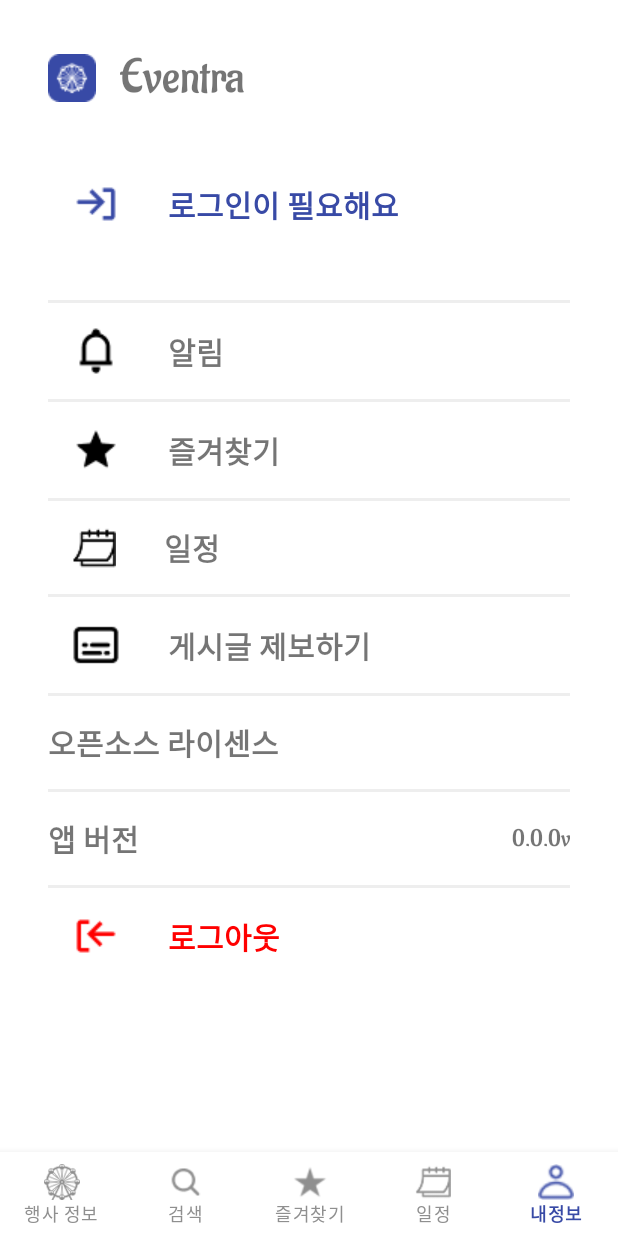
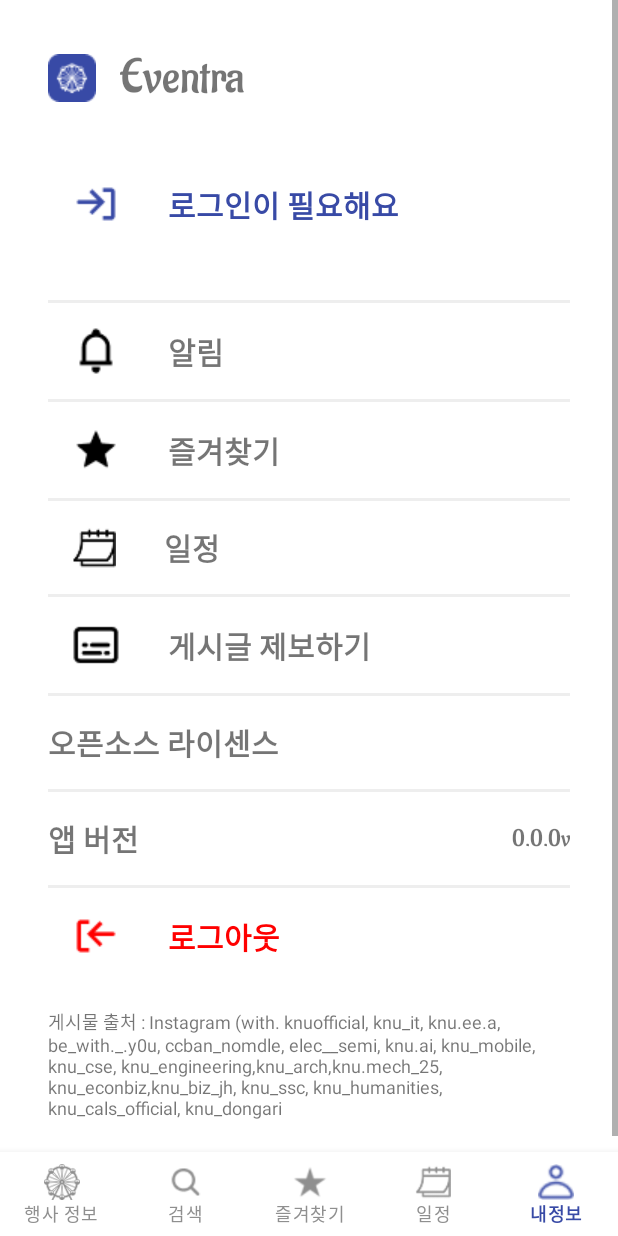
Before and after one commit to HaeJua/Haejua_FE, an Android app: the screen it shows after launch (MainActivity), item 5 of the bottom bar chosen, on a phone screen of 412 x 824 dp. Run offline under Robolectric (Android 15) with nearby library versions, the phone set to English and light mode, and no system bars; pictures from the network do not load.

Commit message:
M: Setting Page, Myprofile Page, More Function

```diff
--- a/app/src/main/java/com/example/eventra/ui/home/ClubMorePostActivity.kt
+++ b/app/src/main/java/com/example/eventra/ui/home/ClubMorePostActivity.kt
@@ -7,6 +7,7 @@ import android.widget.AdapterView
 import android.widget.Toast
 import androidx.activity.viewModels
 import androidx.appcompat.app.AppCompatActivity
+import androidx.recyclerview.widget.GridLayoutManager
 import com.example.eventra.R
 import com.example.eventra.databinding.ActivityClubMorePostBinding
 import com.example.eventra.databinding.ActivityDepartMorePostBinding
@@ -63,7 +64,10 @@ class ClubMorePostActivity : AppCompatActivity() {
                     startActivity(Intent(this@ClubMorePostActivity, PostDetailActivity::class.java))
                 }
             }
-        binding.clubPosts.adapter = clubPostsAdapter
+        binding.clubPosts.apply {
+            layoutManager = GridLayoutManager(context, 3)
+            adapter = clubPostsAdapter
+        }
         if (tempPosts.isEmpty()) {
             binding.clubPostEmptyBox.visibility = View.VISIBLE
             binding.clubPosts.visibility = View.INVISIBLE
--- a/app/src/main/java/com/example/eventra/ui/home/DepartMorePostActivity.kt
+++ b/app/src/main/java/com/example/eventra/ui/home/DepartMorePostActivity.kt
@@ -7,6 +7,7 @@ import android.widget.AdapterView
 import android.widget.Toast
 import androidx.activity.viewModels
 import androidx.appcompat.app.AppCompatActivity
+import androidx.recyclerview.widget.GridLayoutManager
 import com.example.eventra.R
 import com.example.eventra.databinding.ActivityDepartMorePostBinding
 import com.example.eventra.databinding.ActivityUnivMorePostBinding
@@ -74,7 +75,10 @@ class DepartMorePostActivity : AppCompatActivity() {
                     startActivity(Intent(this@DepartMorePostActivity, PostDetailActivity::class.java))
                 }
             }
-        binding.departPosts.adapter = departPostsAdapter
+        binding.departPosts.apply {
+            layoutManager = GridLayoutManager(context, 3)
+            adapter = departPostsAdapter
+        }
         if (tempPosts.isEmpty()) {
             binding.departPostEmptyBox.visibility = View.VISIBLE
             binding.departPosts.visibility = View.INVISIBLE
--- a/app/src/main/java/com/example/eventra/ui/home/UnivMorePostActivity.kt
+++ b/app/src/main/java/com/example/eventra/ui/home/UnivMorePostActivity.kt
@@ -7,6 +7,7 @@ import android.widget.AdapterView
 import android.widget.Toast
 import androidx.activity.viewModels
 import androidx.appcompat.app.AppCompatActivity
+import androidx.recyclerview.widget.GridLayoutManager
 import com.example.eventra.R
 import com.example.eventra.databinding.ActivityUnivMorePostBinding
 import com.example.eventra.model.Post
@@ -60,7 +61,10 @@ class UnivMorePostActivity : AppCompatActivity() {
                     startActivity(Intent(this@UnivMorePostActivity, PostDetailActivity::class.java))
                 }
             }
-        binding.univPosts.adapter = univPostsAdapter
+        binding.univPosts.apply {
+            layoutManager = GridLayoutManager(context, 3)
+            adapter = univPostsAdapter
+        }
         if (tempPosts.isEmpty()) {
             binding.univPostEmptyBox.visibility = View.VISIBLE
             binding.univPosts.visibility = View.INVISIBLE
--- a/app/src/main/res/layout/fragment_myprofile.xml
+++ b/app/src/main/res/layout/fragment_myprofile.xml
@@ -10,7 +10,7 @@
 
         <androidx.constraintlayout.widget.ConstraintLayout
             android:layout_width="match_parent"
-            android:layout_height="match_parent">
+            android:layout_height="wrap_content">
 
             <androidx.constraintlayout.widget.ConstraintLayout
                 android:id="@+id/top_bar"
@@ -469,6 +469,18 @@
                     app:layout_constraintTop_toTopOf="parent"
                     app:layout_constraintBottom_toBottomOf="parent"/>
             </androidx.constraintlayout.widget.ConstraintLayout>
+
+            <TextView
+                android:id="@+id/reference_info"
+                android:layout_width="0dp"
+                android:layout_height="wrap_content"
+                android:text="게시물 출처 : Instagram (with. knuofficial, knu_it, knu.ee.a, be_with._.y0u, ccban_nomdle, elec__semi, knu.ai, knu_mobile, knu_cse, knu_engineering,knu_arch,knu.mech_25, knu_econbiz,knu_biz_jh, knu_ssc, knu_humanities, knu_cals_official, knu_dongari"
+                android:textSize="12sp"
+                android:layout_margin="32dp"
+                app:layout_constraintStart_toStartOf="parent"
+                app:layout_constraintEnd_toEndOf="parent"
+                app:layout_constraintTop_toBottomOf="@id/logout_box"
+                app:layout_constraintBottom_toBottomOf="parent"/>
         </androidx.constraintlayout.widget.ConstraintLayout>
     </ScrollView>
 </androidx.constraintlayout.widget.ConstraintLayout>
```
Also changed, not shown: app/src/main/res/layout/activity_setting.xml (+13 -1 lines).
